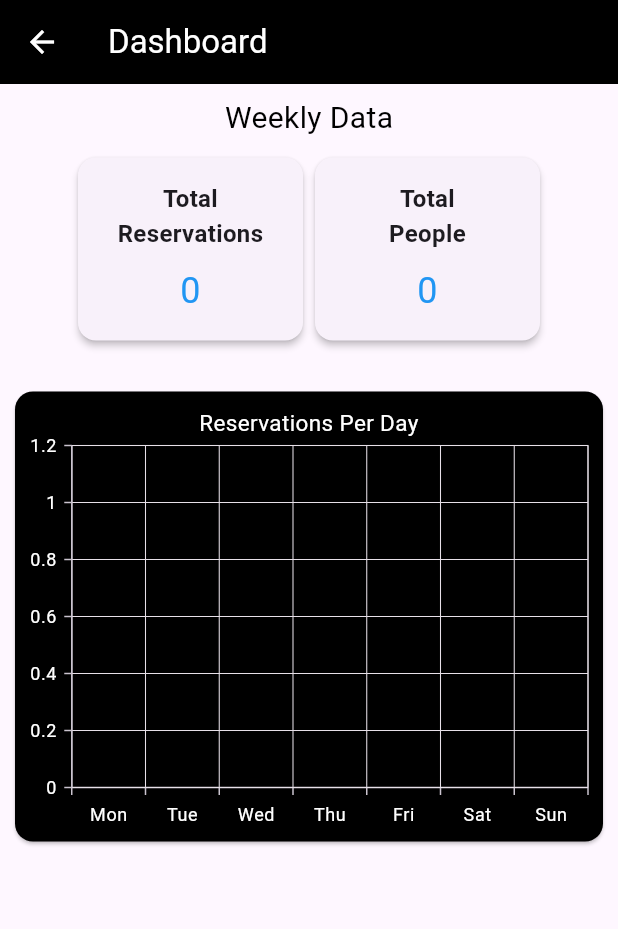
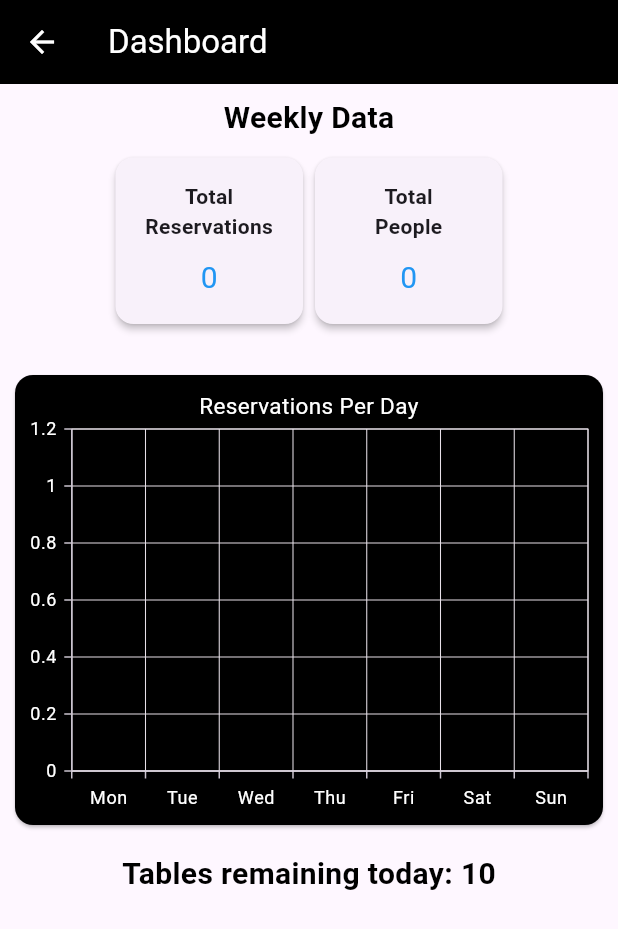
Before and after one commit to mousumi2002/Swift-Reservation, a Flutter app: the DashboardPage screen opened directly, on a phone screen of 412 x 824 dp. Shown: the top 929 px of the screen. Run offline on Flutter 3.47's test engine with Material 3 defaults, Android fonts, the phone set to English and light mode, and no system bars; our stand-ins replace cloud_firestore, firebase_auth, firebase_core, firebase_ui_firestore, flutter_bloc, freezed_annotation and 2 more; accounts and stored records are empty.

Commit message:
Feat: Add remaining tables to dashboard

```diff
--- a/lib/features/reservation/presentation/pages/dashboard_page.dart
+++ b/lib/features/reservation/presentation/pages/dashboard_page.dart
@@ -27,14 +27,31 @@ class DashboardPage extends StatelessWidget {
                 return Column(
                   crossAxisAlignment: CrossAxisAlignment.center,
                   children: [
-                    const SizedBox(height: 8,),
-                    const Text('Weekly Data',style: TextStyle(color: Colors.black,fontSize: 20),),
-                    const SizedBox(height: 8,),
+                    const SizedBox(
+                      height: 8,
+                    ),
+                    const Text(
+                      'Weekly Data',
+                      style: TextStyle(
+                        color: Colors.black,
+                        fontSize: 20,
+                        fontWeight: FontWeight.w600,
+                      ),
+                    ),
+                    const SizedBox(
+                      height: 8,
+                    ),
                     Row(
                       mainAxisAlignment: MainAxisAlignment.center,
                       children: [
-                        MetricCard(title: 'Total\nReservations', value: state.totalReservations.toString()),
-                        MetricCard(title: 'Total\nPeople', value: state.totalGuests.toString()),
+                        MetricCard(
+                          title: 'Total\nReservations',
+                          value: state.totalReservations.toString(),
+                        ),
+                        MetricCard(
+                          title: 'Total\nPeople',
+                          value: state.totalGuests.toString(),
+                        ),
                       ],
                     ),
                     const SizedBox(height: 20),
@@ -42,6 +59,17 @@ class DashboardPage extends StatelessWidget {
                       color: Colors.black,
                       margin: const EdgeInsets.all(10.0),
                       child: BarChart(dataSource: state.reservationsPerDay),
+                    ),
+                    const SizedBox(
+                      height: 8,
+                    ),
+                    Text(
+                      'Tables remaining today: ${state.remainingTables}',
+                      style: const TextStyle(
+                        color: Colors.black,
+                        fontSize: 20,
+                        fontWeight: FontWeight.w600,
+                      ),
                     ),
                   ],
                 );
@@ -65,19 +93,19 @@ class MetricCard extends StatelessWidget {
     return Card(
       elevation: 2,
       child: Container(
-        width: 150,
+        width: 125,
         padding: const EdgeInsets.all(16.0),
         child: Column(
           children: [
             Text(
               title,
-              style: const TextStyle(fontSize: 16, fontWeight: FontWeight.w600),
+              style: const TextStyle(fontSize: 14, fontWeight: FontWeight.w600),
               textAlign: TextAlign.center,
             ),
             const SizedBox(height: 10),
             Text(
               value,
-              style: const TextStyle(fontSize: 24, color: Colors.blue),
+              style: const TextStyle(fontSize: 20, color: Colors.blue),
               textAlign: TextAlign.center,
             ),
           ],
```
Also changed, not shown: lib/features/reservation/bloc/dashboard_reservation_cubit.dart (+48 -11 lines), lib/features/reservation/bloc/dashboard_reservation_cubit.freezed.dart, lib/features/reservation/bloc/dashboard_reservation_cubit.g.dart.
